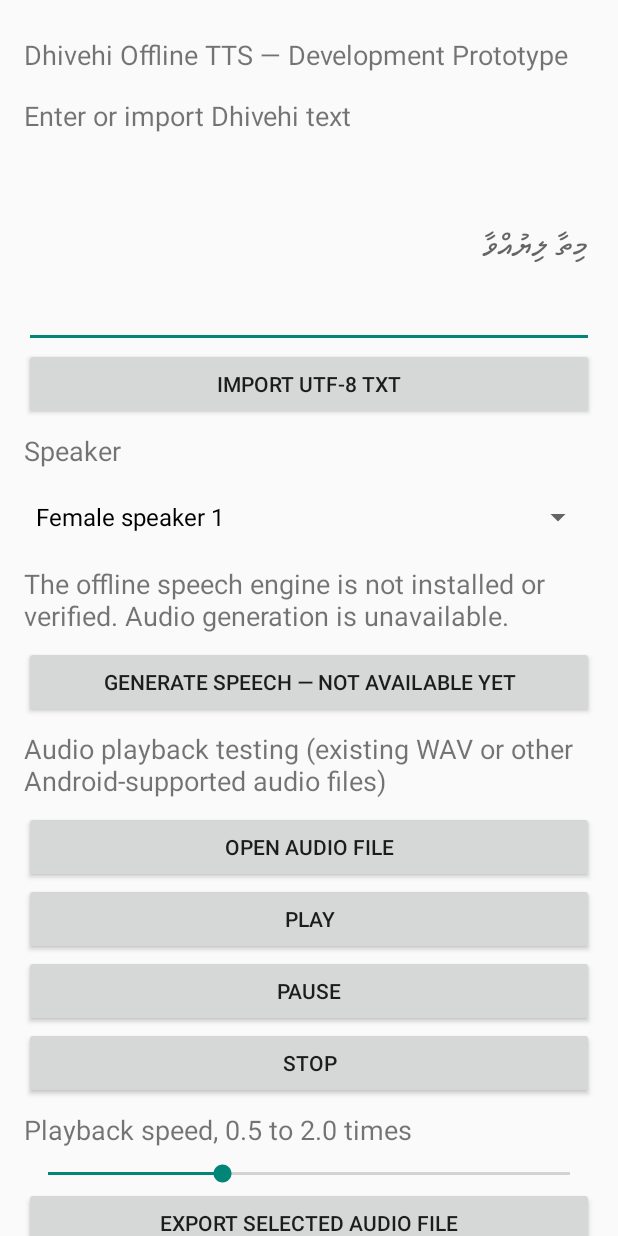
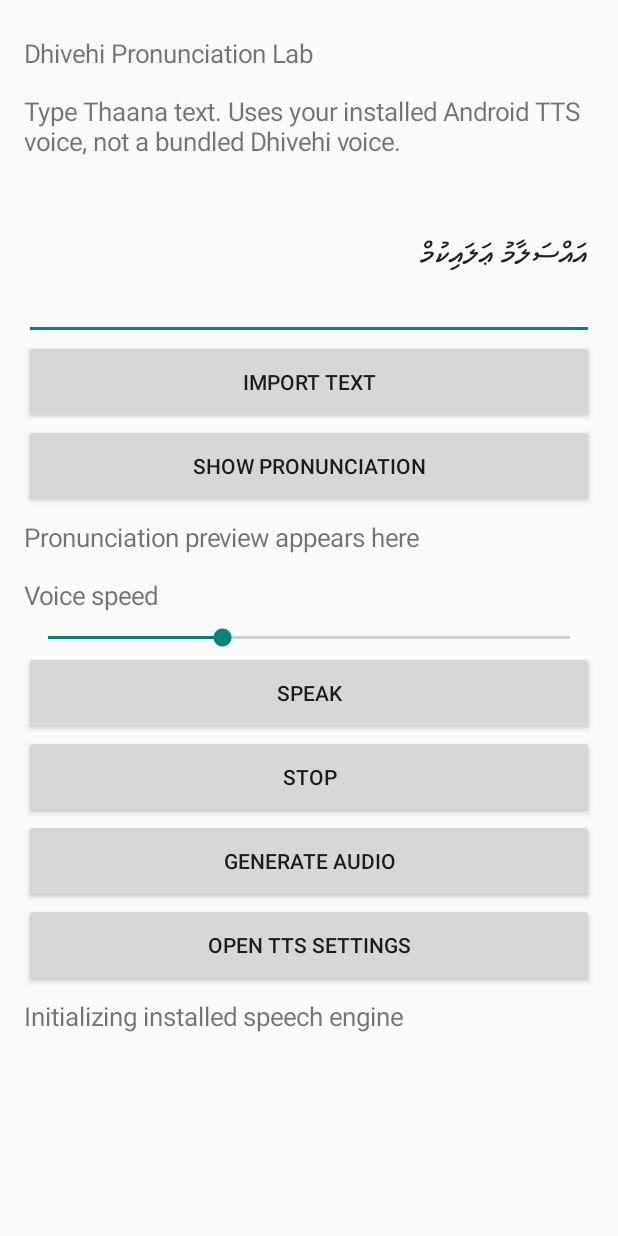
Before and after one commit to hshareef77/dhivehi-offline-TTS, an Android app: the screen it shows after launch (MainActivity), on a phone screen of 412 x 824 dp. Run offline under Robolectric (Android 15) with nearby library versions, the phone set to English and light mode, and no system bars.

Commit message:
Refocus Android app on real-time Dhivehi phonetic TTS experiments and WAV export

```diff
--- a/app/src/main/java/com/hshareef77/dhivehiofflinetts/MainActivity.kt
+++ b/app/src/main/java/com/hshareef77/dhivehiofflinetts/MainActivity.kt
@@ -2,112 +2,159 @@ package com.hshareef77.dhivehiofflinetts
 
 import android.app.Activity
 import android.content.Intent
-import android.media.MediaPlayer
-import android.net.Uri
 import android.os.Bundle
-import android.view.View
-import android.view.inputmethod.InputType
-import android.widget.*
+import android.os.Handler
+import android.os.Looper
+import android.speech.tts.TextToSpeech
+import android.speech.tts.UtteranceProgressListener
+import android.widget.Button
+import android.widget.EditText
+import android.widget.LinearLayout
+import android.widget.ScrollView
+import android.widget.SeekBar
+import android.widget.TextView
+import com.hussainshareef.dhivehiofflinetts.dhivehi.DhivehiPronunciation
 import java.io.File
+import java.util.Locale
 
 /**
- * Accessible development prototype. Speech synthesis is deliberately disabled until an
- * on-device CSM backend (including Mimi decoding) is verified on Android.
+ * Phonetic Dhivehi experiment for any installed Android TTS voice.
+ * For Eloquence trials, install/select Eloquence as the phone's preferred TTS engine.
+ * It does not bundle an Eloquence voice or claim accurate Dhivehi pronunciation.
  */
 class MainActivity : Activity() {
+    private val ui = Handler(Looper.getMainLooper())
     private lateinit var editor: EditText
     private lateinit var status: TextView
-    private lateinit var voices: Spinner
+    private lateinit var preview: TextView
     private lateinit var speed: SeekBar
-    private var player: MediaPlayer? = null
-    private var audioUri: Uri? = null
-    private val importTxtCode = 101
-    private val importAudioCode = 102
-    private val exportAudioCode = 103
+    private var tts: TextToSpeech? = null
+    private var ready = false
+    private var generated: File? = null
+    private val saveRequest = 202
+    private val importTextRequest = 203
 
     override fun onCreate(savedInstanceState: Bundle?) {
         super.onCreate(savedInstanceState)
-        val padding = (16 * resources.displayMetrics.density).toInt()
+        val pad = (16 * resources.displayMetrics.density).toInt()
         val root = LinearLayout(this).apply {
             orientation = LinearLayout.VERTICAL
-            setPadding(padding, padding, padding, padding)
+            setPadding(pad, pad, pad, pad)
         }
-        fun caption(label: String): TextView = TextView(this).apply {
-            text = label
-            textSize = 18f
-            setPadding(0, padding / 2, 0, padding / 2)
+        fun label(value: String): TextView = TextView(this).apply {
+            text = value
+            textSize = 17f
+            setPadding(0, pad / 2, 0, pad / 2)
         }
-        fun button(label: String, onPress: () -> Unit): Button = Button(this).apply {
-            text = label
-            contentDescription = label
-            setOnClickListener { onPress() }
+        fun action(name: String, handler: () -> Unit): Button = Button(this).apply {
+            text = name
+            setOnClickListener { handler() }
+            minHeight = (56 * resources.displayMetrics.density).toInt()
         }
-        root.addView(caption("Dhivehi Offline TTS — Development Prototype"))
-        root.addView(caption("Enter or import Dhivehi text"))
+        root.addView(label("Dhivehi Pronunciation Lab"))
+        root.addView(label("Type Thaana text. Uses your installed Android TTS voice, not a bundled Dhivehi voice."))
         editor = EditText(this).apply {
             hint = "މިތާ ލިޔުއްވާ"
-            contentDescription = "Dhivehi text editor"
-            inputType = InputType.TYPE_CLASS_TEXT or InputType.TYPE_TEXT_FLAG_MULTI_LINE
-            minLines = 5
+            contentDescription = "Dhivehi text"
+            minLines = 4
+            setText("އައްސަލާމު ޢަލައިކުމް")
         }
         root.addView(editor)
-        root.addView(button("Import UTF-8 TXT") { pickFile("text/plain", importTxtCode) })
-        root.addView(caption("Speaker"))
-        voices = Spinner(this).apply {
-            contentDescription = "Dhivehi speaker choice"
-            adapter = ArrayAdapter(
-                this@MainActivity,
-                android.R.layout.simple_spinner_dropdown_item,
-                listOf("Female speaker 1", "Male speaker 1", "Female speaker 2",
-                    "Male speaker 2", "Male speaker 3")
-            )
-        }
-        root.addView(voices)
-        status = caption("The offline speech engine is not installed or verified. Audio generation is unavailable.")
-        status.isFocusable = true
-        root.addView(status)
-        root.addView(button("Generate speech — not available yet") {
-            report("The 6.6 GB CSM model has not been converted and tested for local Android speech generation.")
+        root.addView(action("Import text") {
+            startActivityForResult(Intent(Intent.ACTION_OPEN_DOCUMENT).apply {
+                addCategory(Intent.CATEGORY_OPENABLE)
+                type = "text/plain"
+            }, importTextRequest)
         })
-        root.addView(caption("Audio playback testing (existing WAV or other Android-supported audio files)"))
-        root.addView(button("Open audio file") { pickFile("audio/*", importAudioCode) })
-        root.addView(button("Play") { play() })
-        root.addView(button("Pause") {
-            player?.let { if (it.isPlaying) it.pause() }
-            report("Playback paused")
-        })
-        root.addView(button("Stop") {
-            player?.let { if (it.isPlaying) it.pause(); it.seekTo(0) }
-            report("Playback stopped")
-        })
-        root.addView(caption("Playback speed, 0.5 to 2.0 times"))
+        root.addView(action("Show pronunciation") { convert() })
+        preview = label("Pronunciation preview appears here")
+        preview.isFocusable = true
+        root.addView(preview)
+        root.addView(label("Voice speed"))
         speed = SeekBar(this).apply {
-            max = 15
-            progress = 5
-            contentDescription = "Playback speed, 1.0 times"
+            max = 30
+            progress = 10
+            contentDescription = "Voice speed: 1.0"
             setOnSeekBarChangeListener(object : SeekBar.OnSeekBarChangeListener {
-                override fun onProgressChanged(seekBar: SeekBar?, progress: Int, fromUser: Boolean) {
-                    val value = (progress + 5) / 10f
-                    contentDescription = "Playback speed, ${value} times"
-                    try { player?.let { it.playbackParams = it.playbackParams.setSpeed(value) } } catch (_: Exception) {}
+                override fun onProgressChanged(bar: SeekBar?, value: Int, fromUser: Boolean) {
+                    contentDescription = "Voice speed: ${(value + 5) / 15.0}"
                 }
-                override fun onStartTrackingTouch(seekBar: SeekBar?) {}
-                override fun onStopTrackingTouch(seekBar: SeekBar?) {}
+                override fun onStartTrackingTouch(bar: SeekBar?) {}
+                override fun onStopTrackingTouch(bar: SeekBar?) {}
             })
         }
         root.addView(speed)
-        root.addView(button("Export selected audio file") {
-            if (audioUri == null) report("Open an audio file first.")
-            else startActivityForResult(Intent(Intent.ACTION_CREATE_DOCUMENT).apply {
-                addCategory(Intent.CATEGORY_OPENABLE)
-                type = "audio/*"
-                putExtra(Intent.EXTRA_TITLE, "dhivehi-audio-copy")
-            }, exportAudioCode)
+        root.addView(action("Speak") { speak(false) })
+        root.addView(action("Stop") { tts?.stop(); report("Stopped") })
+        root.addView(action("Generate audio") { speak(true) })
+        root.addView(action("Open TTS settings") {
+            try {
+                startActivity(Intent("com.android.settings.TTS_SETTINGS"))
+            } catch (_: Exception) { report("Open Android Settings, Text-to-speech output, and select your preferred voice.") }
         })
-        root.addView(caption("This prototype does not generate speech or download the model. Playback can be tested offline using existing audio files."))
+        status = label("Initializing installed speech engine")
+        status.isFocusable = true
+        root.addView(status)
         val scroll = ScrollView(this)
         scroll.addView(root)
         setContentView(scroll)
+        tts = TextToSpeech(applicationContext) { result ->
+            ui.post {
+                ready = result == TextToSpeech.SUCCESS
+                if (ready) {
+                    // Latin phonetic approximations need a voice that can read Latin.
+                    tts?.language = Locale.US
+                    tts?.setOnUtteranceProgressListener(object : UtteranceProgressListener() {
+                        override fun onStart(utteranceId: String?) {}
+                        override fun onDone(utteranceId: String?) {
+                            if (utteranceId == "audio") ui.post {
+                                if (!isFinishing && generated?.exists() == true) {
+                                    report("Audio ready. Choose where to save.")
+                                    startActivityForResult(Intent(Intent.ACTION_CREATE_DOCUMENT).apply {
+                                        addCategory(Intent.CATEGORY_OPENABLE)
+                                        type = "audio/wav"
+                                        putExtra(Intent.EXTRA_TITLE, "dhivehi-pronunciation.wav")
+                                    }, saveRequest)
+                                }
+                            }
+                        }
+                        @Deprecated("Android TTS overload")
+                        override fun onError(utteranceId: String?) {
+                            ui.post { report("Speech failed. Check your installed TTS engine.") }
+                        }
+                    })
+                    report("Voice ready. Select Eloquence in Android TTS settings to test its voice.")
+                } else report("No working Android TTS engine found.")
+            }
+        }
+    }
+
+    private fun convert(): String {
+        val input = editor.text.toString().trim()
+        if (input.isEmpty()) {
+            report("Enter some Dhivehi text.")
+            return ""
+        }
+        val result = DhivehiPronunciation.transliterate(input)
+        preview.text = result
+        return result
+    }
+
+    private fun speak(toFile: Boolean) {
+        if (!ready) return report("Speech engine not ready. Check TTS settings.")
+        val phonetics = convert()
+        if (phonetics.isEmpty()) return
+        val engine = tts ?: return
+        engine.setSpeechRate((speed.progress + 5) / 15f)
+        if (toFile) {
+            generated = File(cacheDir, "dhivehi-pronunciation.wav")
+            val result = engine.synthesizeToFile(phonetics, Bundle(), generated!!, "audio")
+            if (result != TextToSpeech.SUCCESS) report("Unable to start audio generation.")
+            else report("Generating audio using installed voice.")
+        } else {
+            val result = engine.speak(phonetics, TextToSpeech.QUEUE_FLUSH, Bundle(), "preview")
+            if (result != TextToSpeech.SUCCESS) report("Unable to start speech.")
+        }
     }
 
     private fun report(message: String) {
@@ -115,74 +162,36 @@ class MainActivity : Activity() {
         status.announceForAccessibility(message)
     }
 
-    private fun pickFile(type: String, code: Int) {
-        startActivityForResult(Intent(Intent.ACTION_OPEN_DOCUMENT).apply {
-            addCategory(Intent.CATEGORY_OPENABLE)
-            this.type = type
-        }, code)
-    }
-
-    private fun play() {
-        val uri = audioUri ?: return report("Open an audio file first.")
-        try {
-            if (player == null) {
-                player = MediaPlayer().apply {
-                    setDataSource(this@MainActivity, uri)
-                    prepare()
-                    setOnCompletionListener { report("Playback complete") }
-                }
-            }
-            player?.start()
-            player?.let { it.playbackParams = it.playbackParams.setSpeed((speed.progress + 5) / 10f) }
-            report("Playing audio")
-        } catch (e: Exception) {
-            player?.release()
-            player = null
-            report("Unable to play this audio file.")
-        }
-    }
-
-    @Deprecated("Minimal prototype uses Activity result callbacks without external dependencies")
+    @Deprecated("ActivityResult callback for simple document actions")
     override fun onActivityResult(requestCode: Int, resultCode: Int, data: Intent?) {
         super.onActivityResult(requestCode, resultCode, data)
         if (resultCode != RESULT_OK) return
         val uri = data?.data ?: return
         try {
             when (requestCode) {
-                importTxtCode -> {
-                    val txt = contentResolver.openInputStream(uri)?.bufferedReader(Charsets.UTF_8)?.use {
+                importTextRequest -> {
+                    val input = contentResolver.openInputStream(uri)?.bufferedReader(Charsets.UTF_8)?.use {
                         it.readText()
-                    } ?: error("Cannot read text")
-                    require(txt.length <= 200_000) { "Text file too large" }
-                    editor.setText(txt)
-                    report("Dhivehi text imported. Speech generation is not yet available.")
+                    } ?: error("Cannot read file")
+                    require(input.length <= 200_000) { "Text too long" }
+                    editor.setText(input)
+                    report("Text imported")
                 }
-                importAudioCode -> {
-                    player?.release()
-                    player = null
-                    audioUri = uri
-                    report("Audio selected. Activate Play to listen offline.")
-                }
-                exportAudioCode -> {
-                    val source = audioUri ?: error("No selected audio file")
-                    contentResolver.openInputStream(source).use { input ->
-                        contentResolver.openOutputStream(uri).use { output ->
-                            requireNotNull(input) { "Cannot read source" }
-                            requireNotNull(output) { "Cannot write destination" }
-                            input.copyTo(output)
-                        }
-                    }
-                    report("Audio copied to your selected destination in its original format.")
+                saveRequest -> {
+                    val file = generated ?: error("No generated speech")
+                    contentResolver.openOutputStream(uri)?.use { output ->
+                        file.inputStream().use { it.copyTo(output) }
+                    } ?: error("Cannot save audio")
+                    report("Audio saved")
                 }
             }
-        } catch (e: Exception) {
-            report("File operation failed: ${e.message ?: "Unknown error"}")
-        }
+        } catch (_: Exception) { report("Unable to open or save the selected file.") }
     }
 
     override fun onDestroy() {
-        player?.release()
-        player = null
+        tts?.stop()
+        tts?.shutdown()
+        tts = null
         super.onDestroy()
     }
 }
```
